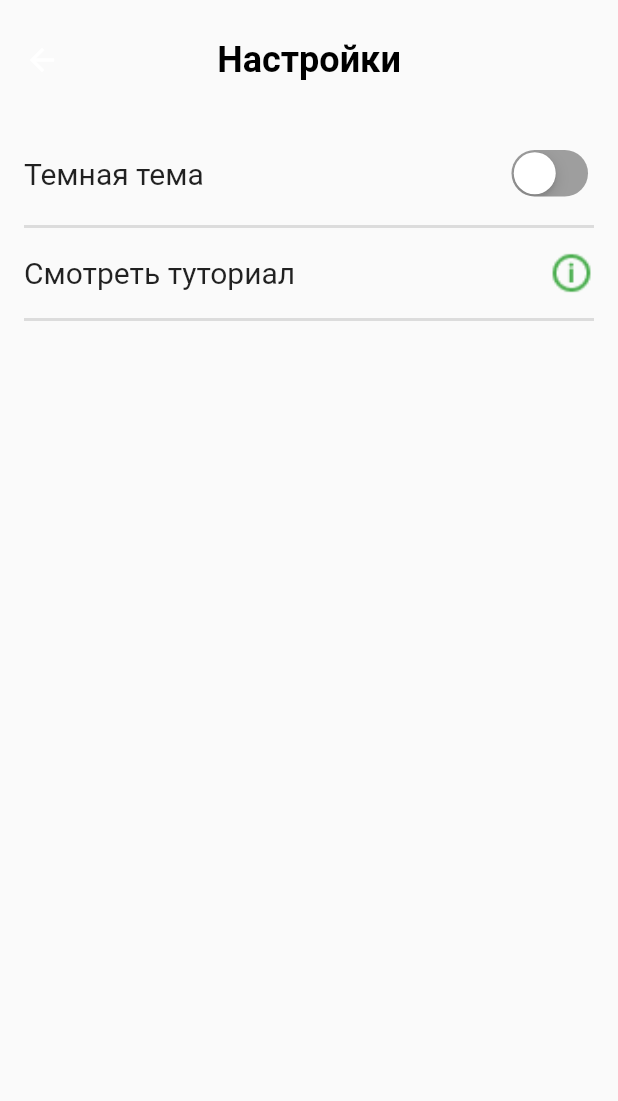
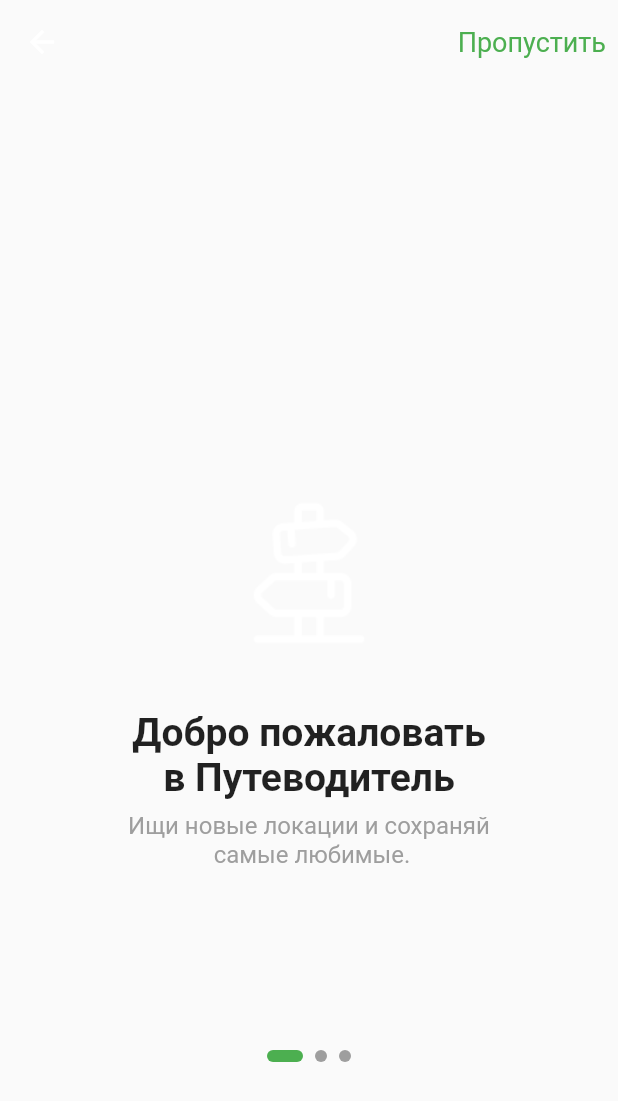
Before and after one commit to pzu-pp/surf-flutter-course-trufmanov, a Flutter app: the SettingsScreen screen opened directly with empty values, after a tap on "Смотреть туториал", on a phone screen of 412 x 824 dp. Shown: the top 1101 px of the screen. Run offline on Flutter 3.47's test engine with Material 2 defaults, Android fonts, the phone set to English and light mode, and no system bars; statements that could not run were skipped.

Commit message:
6-2-2-onboarding_screen-PageView

```diff
--- a/lib/main.dart
+++ b/lib/main.dart
@@ -6,6 +6,7 @@ import 'package:places/mocks.dart';
 import 'package:places/ui/screen/res/themes.dart';
 import 'package:places/ui/screen/filters_screen.dart';
 import 'package:places/ui/screen/settings_screen.dart';
+import 'package:places/ui/screen/onboarding_screen.dart';
 
 void main() => runApp(App());
 
@@ -26,9 +27,10 @@ class _AppState extends State<App> {
       theme: _themeType == ThemeType.light ? lightTheme : darkTheme,
 //      home: SettingsScreen(onThemeChange: (value) => setState( () => _themeType=value)),
 //      home: FiltersScreen(),
-      home: VisitingScreen(),
+//      home: VisitingScreen(),
 //      home: SightListScreen(),
 //      home: SightDetailsScreen(sight: mocks[4]),
+      home: OnboardingScreen(),
     );
   }
 }
--- /dev/null
+++ b/lib/ui/screen/onboarding_screen.dart
@@ -0,0 +1,170 @@
+import 'package:flutter/material.dart';
+import 'package:places/ui/screen/sight_list_screen.dart';
+
+/// Экран ознакомительного тура
+class OnboardingScreen extends StatefulWidget {
+  @override
+  _OnboardingScreenState createState() => _OnboardingScreenState();
+}
+
+class _OnboardingScreenState extends State<OnboardingScreen> {
+  int _currentPage = 0;
+  PageController _pageController = PageController();
+
+  @override
+  Widget build(BuildContext context) {
+    return Scaffold(
+      appBar: AppBar(
+        actions: [
+          _currentPage != 2
+              ? TextButton(
+                  child: Text(
+                    'Пропустить',
+                    style: TextStyle(
+                        color: Colors.green,
+                        fontFamily: "Roboto",
+                        fontWeight: FontWeight.normal,
+                        fontSize: 18),
+                  ),
+                  onPressed: () => _pageController.nextPage(
+                      duration: Duration(milliseconds: 500),
+                      curve: Curves.linear),
+                )
+              : SizedBox.shrink(),
+        ],
+      ),
+      body: Column(
+        children: [
+          Expanded(
+            child: PageView(
+              controller: _pageController,
+              onPageChanged: (value) => setState(() => _currentPage = value),
+              children: [
+                _OnboardingPage(
+                  imageName: 'res/tutorial/tutorial_1.png',
+                  title: 'Добро пожаловать\nв Путеводитель',
+                  subtitle: 'Ищи новые локации и сохраняй\n самые любимые.',
+                ),
+                _OnboardingPage(
+                  imageName: 'res/tutorial/tutorial_2.png',
+                  title: 'Построй маршрут\nи отправляйся в путь',
+                  subtitle: 'Достигай цели максимально\nбыстро и комфортно.',
+                ),
+                _OnboardingPage(
+                  imageName: 'res/tutorial/tutorial_3.png',
+                  title: 'Добавляй места,\nкоторые нашёл сам',
+                  subtitle:
+                      'Делись самыми интересными\nи помоги нам стать лучше!',
+                ),
+              ],
+            ),
+          ),
+          Row(
+            mainAxisAlignment: MainAxisAlignment.center,
+            children: [
+              for (int i = 0; i < 3; i++)
+                Padding(
+                  padding: EdgeInsets.all(4),
+                  child: Container(
+                    width: _currentPage == i ? 24 : 8,
+                    height: 8,
+                    decoration: BoxDecoration(
+                      borderRadius: BorderRadius.all(Radius.circular(4)),
+                      color: _currentPage == i ? Colors.green : Colors.grey,
+                    ),
+                  ),
+                ),
+            ],
+          ),
+          SizedBox(
+            height: _currentPage == 2 ? 32 : 112,
+          )
+        ],
+      ),
+      bottomNavigationBar: _currentPage == 2
+          ? Padding(
+              padding: EdgeInsets.all(16),
+              child: SizedBox(
+                height: 48,
+                child: RaisedButton(
+                  onPressed: () => Navigator.of(context).push(MaterialPageRoute(
+                      builder: (context) => SightListScreen())),
+                  color: Colors.green,
+                  elevation: 0,
+                  textColor: Colors.white,
+                  shape: RoundedRectangleBorder(
+                      borderRadius: BorderRadius.all(Radius.circular(20))),
+                  child: Text(
+                    'НА СТАРТ',
+                    style: TextStyle(
+                        color: Colors.white,
+                        fontFamily: "Roboto",
+                        fontWeight: FontWeight.normal,
+                        fontSize: 18),
+                  ),
+                ),
+              ),
+            )
+          : SizedBox.shrink(),
+    );
+  }
+}
+
+class _OnboardingPage extends StatelessWidget {
+  final String imageName;
+  final String title;
+  final String subtitle;
+
+  const _OnboardingPage({
+    Key key,
+    @required this.imageName,
+    @required this.title,
+    @required this.subtitle,
+  })  : assert(imageName != null),
+        assert(title != null),
+        assert(subtitle != null),
+        super(key: key);
+
+  @override
+  Widget build(BuildContext context) {
+    return Column(
+      mainAxisAlignment: MainAxisAlignment.end,
+      crossAxisAlignment: CrossAxisAlignment.center,
+      children: [
+        Image.asset(
+          imageName,
+          height: 98,
+          color: Theme.of(context).appBarTheme.textTheme.title.color,
+        ),
+        SizedBox(
+          height: 42,
+        ),
+        Text(
+          title,
+          textAlign: TextAlign.center,
+          style: TextStyle(
+            fontFamily: "Roboto",
+            fontWeight: FontWeight.bold,
+            fontSize: 26,
+            color: Theme.of(context).appBarTheme.textTheme.title.color,
+          ),
+        ),
+        SizedBox(
+          height: 8,
+        ),
+        Text(
+          subtitle,
+          textAlign: TextAlign.center,
+          style: TextStyle(
+            fontFamily: "Roboto",
+            fontSize: 16,
+            color: Colors.grey,
+          ),
+        ),
+        SizedBox(
+          height: 117,
+        ),
+      ],
+    );
+  }
+}
--- a/lib/ui/screen/settings_screen.dart
+++ b/lib/ui/screen/settings_screen.dart
@@ -2,6 +2,7 @@ import 'package:flutter/material.dart';
 import 'package:places/ui/screen/res/themes.dart';
 import 'package:places/ui/widgets/app_bottom_navigation_bar.dart';
 import 'package:flutter/cupertino.dart';
+import 'package:places/ui/screen/onboarding_screen.dart';
 
 /// Экран виджет "Настройки"
 class SettingsScreen extends StatefulWidget {
@@ -60,7 +61,8 @@ class _SettingsScreenState extends State<SettingsScreen> {
               mainAxisAlignment: MainAxisAlignment.spaceBetween,
               children: [
                 InkWell(
-                  onTap: () => print('"Смотреть туториал" pressed.'),
+                  onTap: () => Navigator.of(context).push(MaterialPageRoute(
+                      builder: (context) => OnboardingScreen())),
                   child: Text(
                     'Смотреть туториал',
                     style: TextStyle(
--- a/pubspec.yaml
+++ b/pubspec.yaml
@@ -28,6 +28,7 @@ flutter:
     - res/
     - res/empty_pages/
     - res/sight_types/
+    - res/tutorial/
 
 #  fonts:
 #    - family: Roboto
```
Also changed, not shown: res/tutorial/tutorial_1.png (added), res/tutorial/tutorial_2.png (added), res/tutorial/tutorial_3.png (added).
